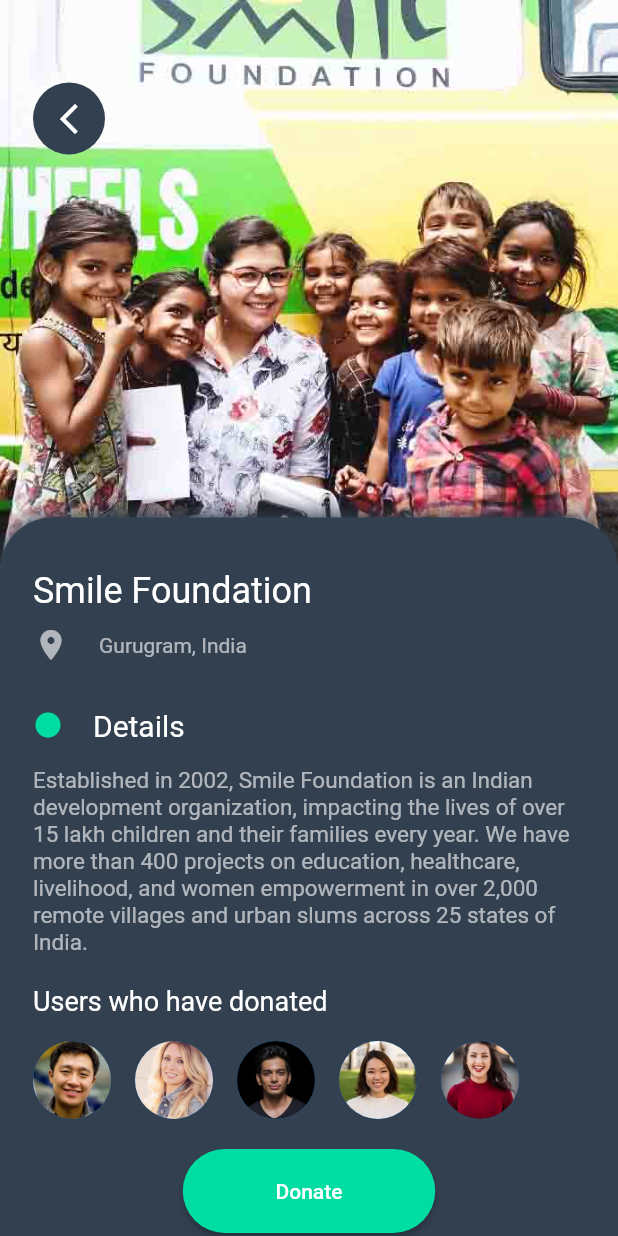
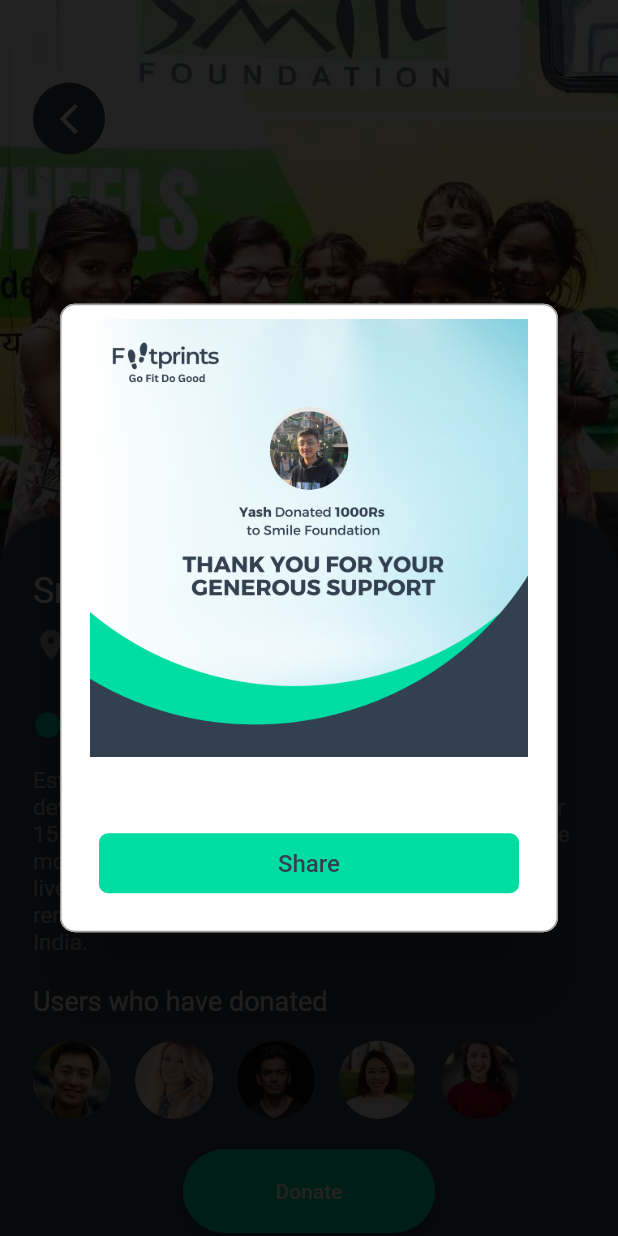
Before and after one commit to Yash-Khattar/Footprint, a Flutter app: the NGOProfile screen opened by its route, after a tap on "Donate", on a phone screen of 412 x 824 dp. Run offline on Flutter 3.47's test engine with Material 2 defaults, Android fonts, the phone set to English and light mode, and no system bars; drawn by our look-alikes of rflutter_alert; our stand-ins replace firebase_auth, firebase_core, font_awesome_flutter, google_sign_in, percent_indicator, permission_handler; missing offline and left inert: health; accounts and stored records are empty.

Commit message:
share card added

```diff
--- a/lib/main.dart
+++ b/lib/main.dart
@@ -31,7 +31,7 @@
       ],
       child: MaterialApp(
         debugShowCheckedModeBanner: false,
-        initialRoute: user == null ? WelcomeScreen.id : HomeScreen.id,
+        initialRoute: user == null ? WelcomeScreen.id : BottomNavigation.id,
         routes: {
           WelcomeScreen.id: (context) => WelcomeScreen(),
           AuthPage.id: (context) => AuthPage(),
--- a/lib/screens/ngo_profile.dart
+++ b/lib/screens/ngo_profile.dart
@@ -3,6 +3,7 @@
 import 'package:footprint/reusable_widgets/button.dart';
 import 'package:footprint/screens/bottom_nav.dart';
 import 'package:footprint/screens/ngo_screen.dart';
+import 'package:rflutter_alert/rflutter_alert.dart';
 
 class NGOProfile extends StatefulWidget {
   const NGOProfile({super.key});
@@ -183,12 +184,30 @@
                   Padding(
                     padding: const EdgeInsets.only(top: 20),
                     child: Center(
-                        child: PrimaryButton(
-                            text: "            Donate            ",
-                            onpressed: () {
-                              // return DialogCard(context);
-                            },
-                            color: kgreenColor)),
+                      child: PrimaryButton(
+                          text: "            Donate            ",
+                          onpressed: () {
+                            Alert(
+                                context: context,
+                                image: Image.asset("assets/share.png"),
+                                padding: EdgeInsets.only(
+                                    left: 16, right: 16, top: 8),
+                                closeIcon: Icon(Icons.abc, size: 0),
+                                buttons: [
+                                  DialogButton(
+                                    child: Text(
+                                      "Share",
+                                      style: TextStyle(
+                                          color: kgreyColor,
+                                          fontWeight: FontWeight.w500),
+                                    ),
+                                    onPressed: () => null,
+                                    color: kgreenColor,
+                                  )
+                                ]).show();
+                          },
+                          color: kgreenColor),
+                    ),
                   ),
                 ],
               ),
--- a/lib/screens/userProfile_screen.dart
+++ b/lib/screens/userProfile_screen.dart
@@ -112,7 +112,7 @@
           SizedBox(height: 10),
           InfoTile(
               icon: FontAwesomeIcons.one,
-              title: "Yash Khattar",
+              title: "Yash Khattar (You)",
               subtext: "10213 steps",
               color: kgreyColor),
           InfoTile(
--- a/pubspec.yaml
+++ b/pubspec.yaml
@@ -44,6 +44,7 @@
   firebase_auth: ^4.2.2
   firebase_core: ^2.9.0
   google_sign_in: ^6.0.2
+  rflutter_alert: ^2.0.4
 
 dev_dependencies:
   flutter_test:
```
Also changed, not shown: assets/share.png, pubspec.lock.
